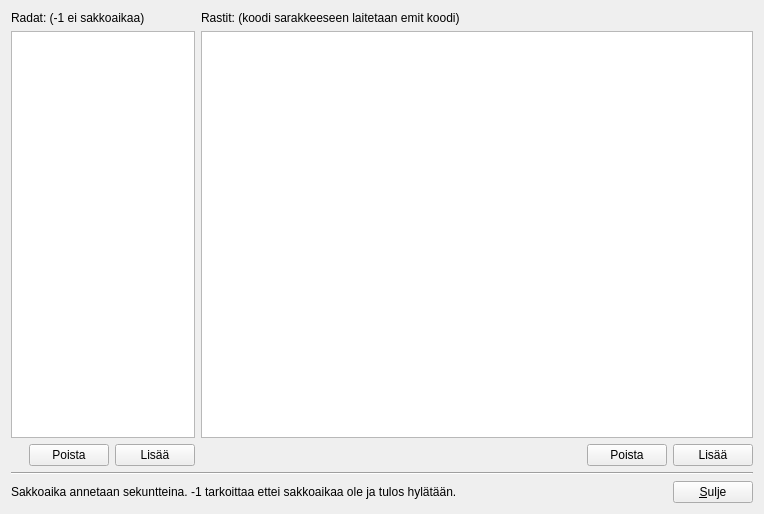
Old version of the form gui/form/sarjatform.ui in the repository Hatell/Tulospalvelu.
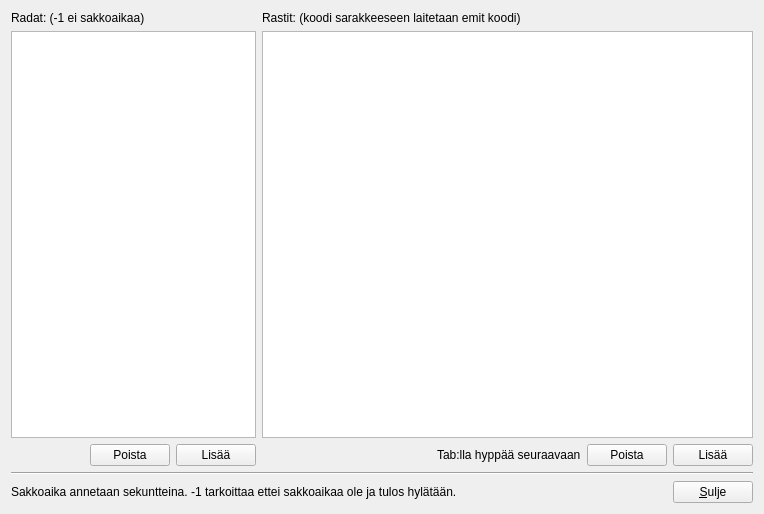
New version of the form.

The edit to the form file:
```diff
--- a/gui/form/sarjatform.ui
+++ b/gui/form/sarjatform.ui
@@ -15,7 +15,7 @@
   </property>
   <layout class="QVBoxLayout" name="verticalLayout_3">
    <item>
-    <layout class="QHBoxLayout" name="horizontalLayout_4" stretch="1,3">
+    <layout class="QHBoxLayout" name="horizontalLayout_4" stretch="1,2">
      <item>
       <layout class="QVBoxLayout" name="verticalLayout_2">
        <item>
@@ -26,7 +26,17 @@
         </widget>
        </item>
        <item>
-        <widget class="QTreeView" name="sarjaView"/>
+        <widget class="QTreeView" name="sarjaView">
+         <property name="rootIsDecorated">
+          <bool>false</bool>
+         </property>
+         <property name="itemsExpandable">
+          <bool>false</bool>
+         </property>
+         <property name="expandsOnDoubleClick">
+          <bool>false</bool>
+         </property>
+        </widget>
        </item>
        <item>
         <layout class="QHBoxLayout" name="horizontalLayout_2">
@@ -88,6 +98,13 @@
            </property>
           </spacer>
          </item>
+         <item>
+          <widget class="QLabel" name="label_4">
+           <property name="text">
+            <string>Tab:lla hyppää seuraavaan</string>
+           </property>
+          </widget>
+         </item>
          <item>
           <widget class="QPushButton" name="rastiPoistaButton">
            <property name="text">
```
